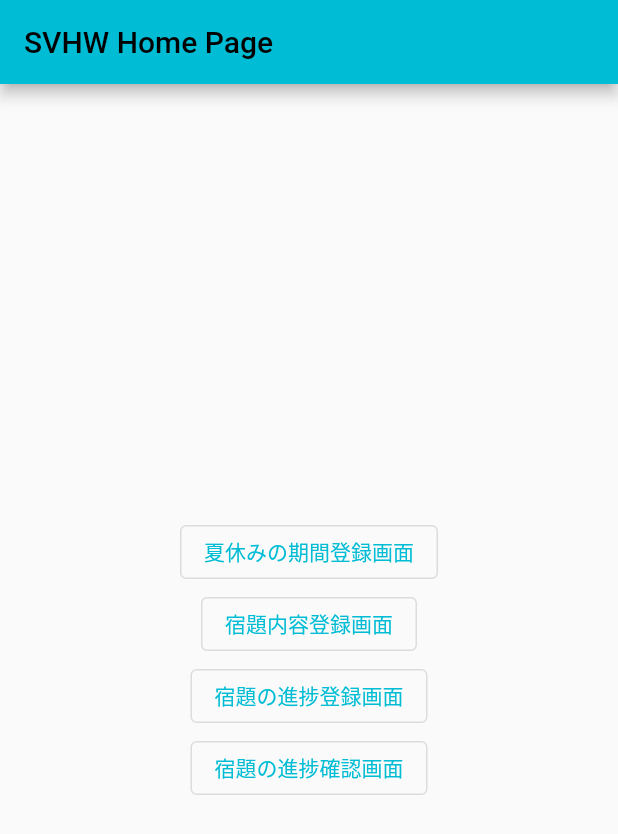
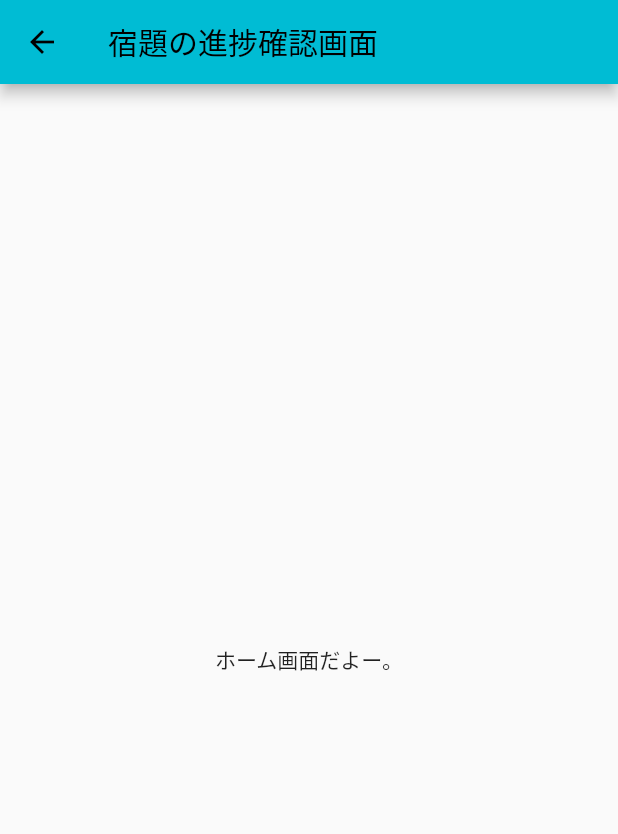
Before and after one commit to kamishi-44/svhw_app, a Flutter app: the screen it shows after launch, after a tap on "宿題の進捗確認画面", on a phone screen of 412 x 824 dp. Shown: the top 834 px of the screen. Run offline on Flutter 3.47's test engine with Material 2 defaults, Android fonts, the phone set to English and light mode, and no system bars; our stand-ins replace flutter_riverpod, flutter_slidable, objectbox; generated files the repository leaves out were written again.

```diff
--- a/lib/main.dart
+++ b/lib/main.dart
@@ -2,6 +2,7 @@ import 'package:flutter/material.dart';
 import 'package:flutter_riverpod/flutter_riverpod.dart';
 import 'package:svhw_app/constant/colors.dart';
 import 'package:svhw_app/constant/constant.dart';
+import 'package:svhw_app/view/home_page.dart';
 import 'package:svhw_app/view/register_homework_page.dart';
 import 'package:svhw_app/view/vacation_period_page.dart';
 
@@ -80,7 +81,9 @@ class MyHomePage extends StatelessWidget {
           child: const Text('宿題の進捗登録画面')),
       OutlinedButton(
           onPressed: () {
-            null;
+            Navigator.of(context).push(MaterialPageRoute(
+                builder: (BuildContext context) =>
+                const HomePage()));
           },
           child: const Text('宿題の進捗確認画面')),
     ];
--- /dev/null
+++ b/lib/view/home_page.dart
@@ -0,0 +1,21 @@
+import 'package:flutter/material.dart';
+import 'package:flutter/src/widgets/framework.dart';
+import 'package:flutter_riverpod/flutter_riverpod.dart';
+
+/// 現在の宿題の状況を確認できるページです。
+/// 宿題が既に登録されている場合は最初に表示されるページになります。
+class HomePage extends ConsumerWidget {
+  const HomePage({super.key});
+
+  @override
+  Widget build(BuildContext context, WidgetRef ref) {
+    return Scaffold(
+      appBar: AppBar(
+        title: const Text('宿題の進捗確認画面'),
+      ),
+      body: const Center(
+        child: Text('ホーム画面だよー。'),
+      ),
+    );
+  }
+}
```
Also changed, not shown: lib/repository/homepage_repository.dart (added, +33 -0 lines).
